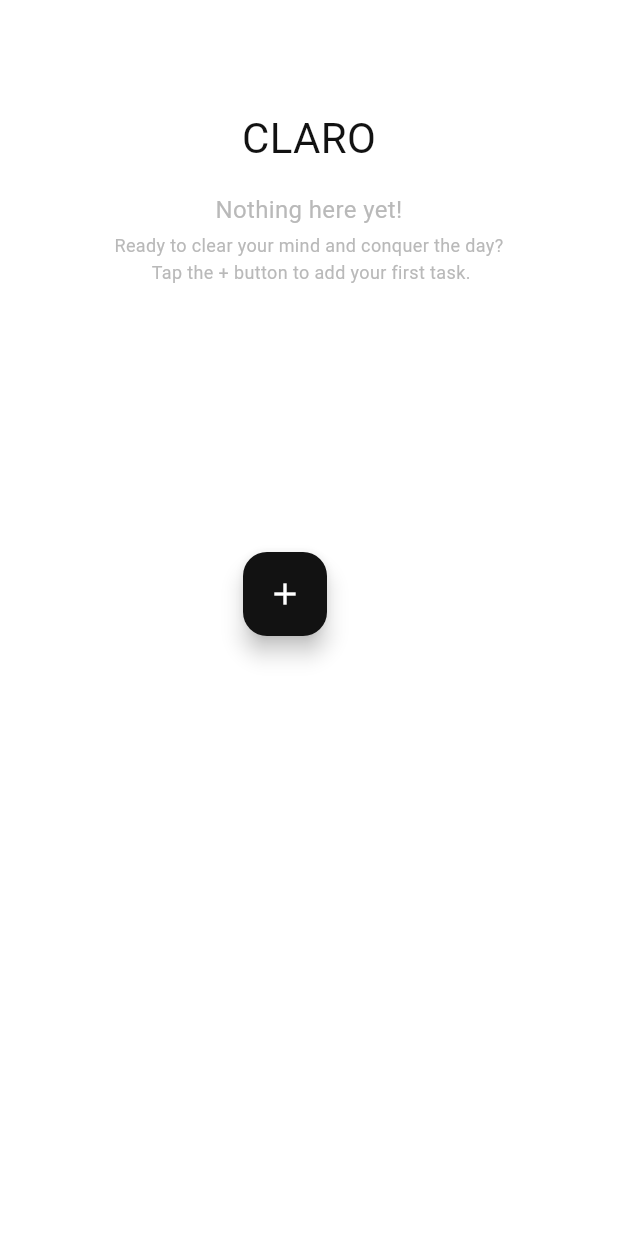
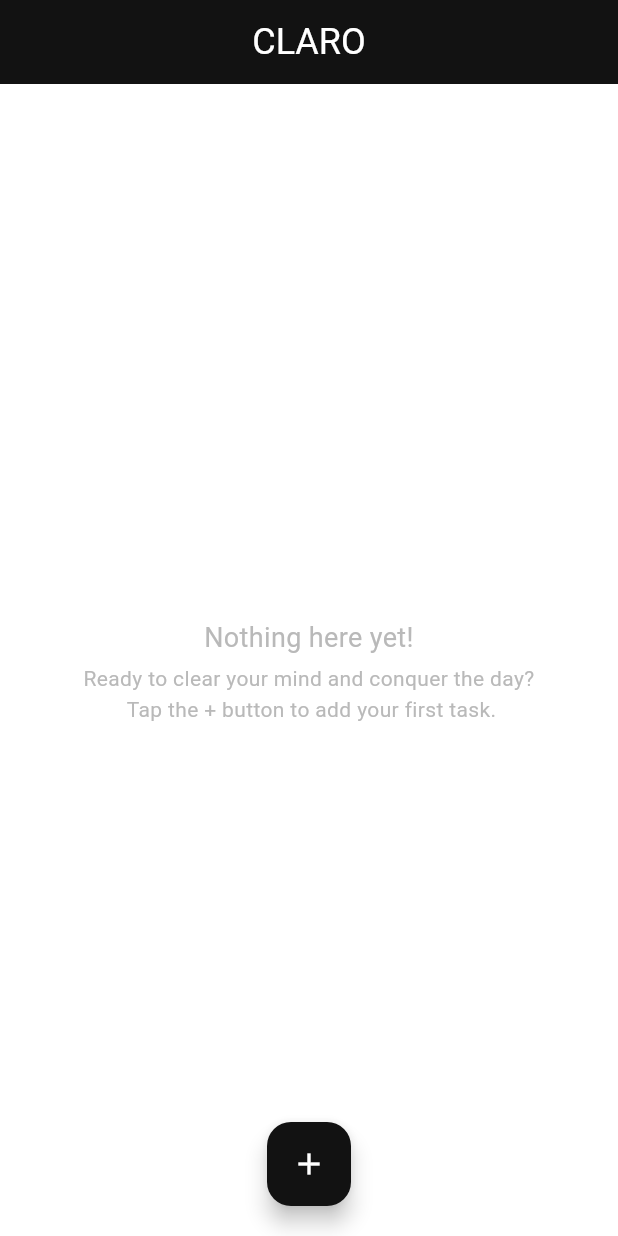
Before and after one commit to mukt-SPEC/claro, a Flutter app: the HomePage screen opened directly, on a phone screen of 412 x 824 dp. Run offline on Flutter 3.47's test engine with Material 3 defaults, Android fonts, the phone set to English and light mode, and no system bars; our stand-ins replace google_fonts, hive, hive_flutter; accounts and stored records are empty; Roboto replaces fonts that are missing (Afacad).

Commit message:
fixed some bugs

```diff
--- a/lib/home.dart
+++ b/lib/home.dart
@@ -3,7 +3,6 @@ import 'package:claro/model/todo_model.dart';
 import 'package:claro/tasklist.dart';
 import 'package:flutter/material.dart';
 import 'package:google_fonts/google_fonts.dart';
-import 'package:hive/hive.dart';
 import 'package:hive_flutter/hive_flutter.dart';
 
 class HomePage extends StatefulWidget {
@@ -18,6 +17,14 @@ class _HomePageState extends State<HomePage> {
   Widget build(BuildContext context) {
     return Scaffold(
       backgroundColor: Colors.white,
+      appBar: AppBar(
+        backgroundColor: const Color(0xff121212),
+        title: Text(
+          'CLARO',
+          style: GoogleFonts.afacad(fontSize: 24, color: Colors.white),
+        ),
+        centerTitle: true,
+      ),
       body: ValueListenableBuilder<Box<Tasks>>(
         valueListenable: Hive.box<Tasks>('tasks').listenable(),
         builder: (context, box, _) {
@@ -26,15 +33,9 @@ class _HomePageState extends State<HomePage> {
             child:
                 box.get('tasks') == null
                     ? Column(
+                      mainAxisAlignment: MainAxisAlignment.center,
+                      crossAxisAlignment: CrossAxisAlignment.center,
                       children: [
-                        const SizedBox(height: 56),
-                        Text(
-                          'CLARO',
-                          style: GoogleFonts.afacad(
-                            fontSize: 28,
-                            color: Color(0xff121212),
-                          ),
-                        ),
                         const SizedBox(height: 16),
                         Center(
                           child: Column(
@@ -43,7 +44,7 @@ class _HomePageState extends State<HomePage> {
                                 'Nothing here yet!',
                                 textAlign: TextAlign.center,
                                 style: GoogleFonts.afacad(
-                                  fontSize: 16,
+                                  fontSize: 18,
                                   color: const Color(0xffb9b9b9),
                                 ),
                               ),
@@ -52,7 +53,7 @@ class _HomePageState extends State<HomePage> {
                                 'Ready to clear your mind and conquer the day?\n Tap the + button to add your first task.',
                                 textAlign: TextAlign.center,
                                 style: GoogleFonts.afacad(
-                                  fontSize: 12,
+                                  fontSize: 14,
                                   height: 1.5,
                                   color: const Color(0xffb9b9b9),
                                 ),
@@ -83,8 +84,8 @@ class _HomePageState extends State<HomePage> {
                           child: ListView.builder(
                             itemCount: box.values.length,
                             itemBuilder: (context, index) {
-                                //Tasks currentTask = box.getAt(index)!;
-                                return Tasklist();
+                              Tasks? currentTask = box.getAt(index);
+                              return Tasklist(currentTask!);
                             },
                           ),
                         ),
@@ -94,13 +95,15 @@ class _HomePageState extends State<HomePage> {
         },
       ),
 
-      floatingActionButton: Center(
+      floatingActionButton: Padding(
+        padding: const EdgeInsets.only(bottom: 4.0),
         child: FloatingActionButton(
           onPressed: () {},
           backgroundColor: const Color(0xff121212),
           child: const Icon(Icons.add, color: Colors.white),
         ),
       ),
+      floatingActionButtonLocation: FloatingActionButtonLocation.centerFloat,
     );
   }
 }
--- a/lib/main.dart
+++ b/lib/main.dart
@@ -1,3 +1,4 @@
+import 'package:claro/home.dart';
 import 'package:claro/model/todo_model.dart';
 import 'package:flutter/material.dart';
 import 'package:hive_flutter/adapters.dart';
@@ -15,8 +16,6 @@ class MyApp extends StatelessWidget {
 
   @override
   Widget build(BuildContext context) {
-    return MaterialApp(home: Scaffold(
-
-    ));
+    return MaterialApp(home: HomePage(), debugShowCheckedModeBanner: false);
   }
 }
--- a/lib/tasklist.dart
+++ b/lib/tasklist.dart
@@ -2,8 +2,8 @@ import 'package:claro/model/todo_model.dart';
 import 'package:flutter/material.dart';
 
 class Tasklist extends StatefulWidget {
-  const Tasklist ({super.key});
-
+  const Tasklist (this.tasks,{super.key});
+  final Tasks tasks;
   @override
   State<Tasklist> createState() => _TasklistState();
 }
--- a/pubspec.yaml
+++ b/pubspec.yaml
@@ -34,13 +34,14 @@ dependencies:
   google_fonts: ^6.2.1
   hive: ^2.2.3
   hive_flutter: ^1.1.0
+  intl: ^0.20.2
 
 dev_dependencies:
+  build_runner: ^2.3.3
   flutter_lints: ^5.0.0
   flutter_test:
     sdk: flutter
   hive_generator: ^2.0.0
-  build_runner: ^2.3.3
 # For information on the generic Dart part of this file, see the
 # following page: https://dart.dev/tools/pub/pubspec
 # The following section is specific to Flutter packages.
```
Also changed, not shown: pubspec.lock, 1 other file.
